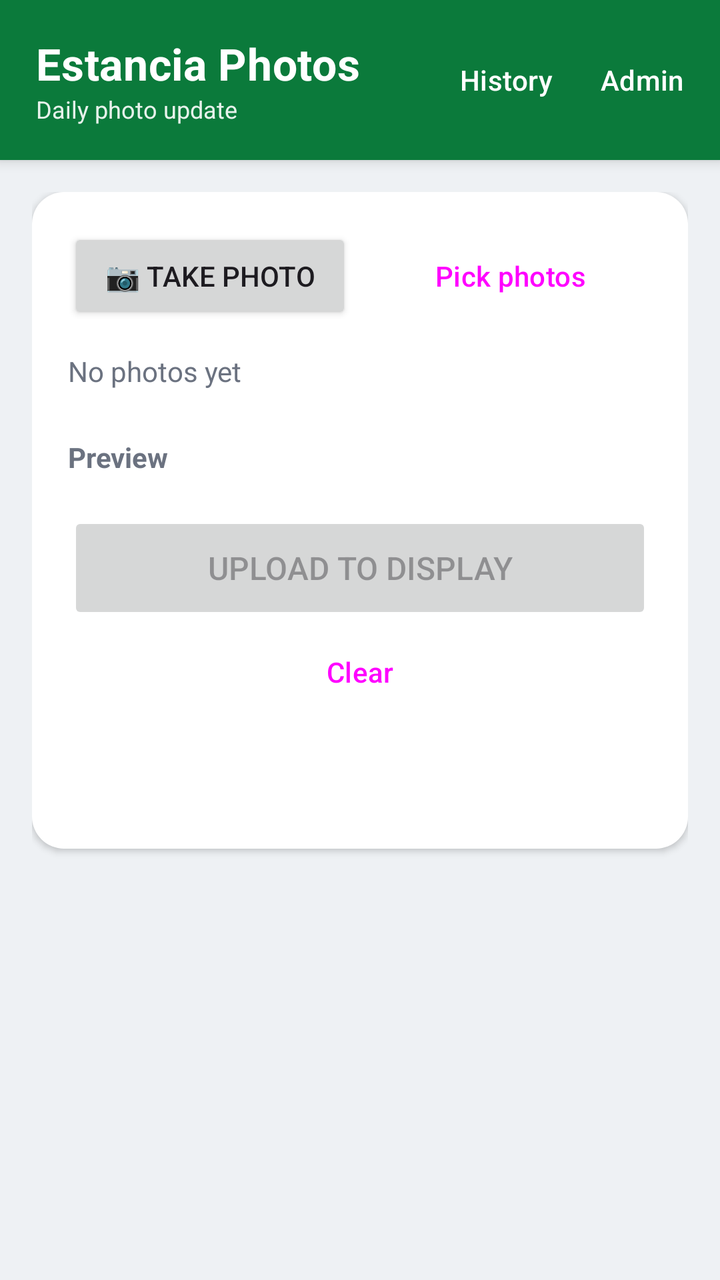
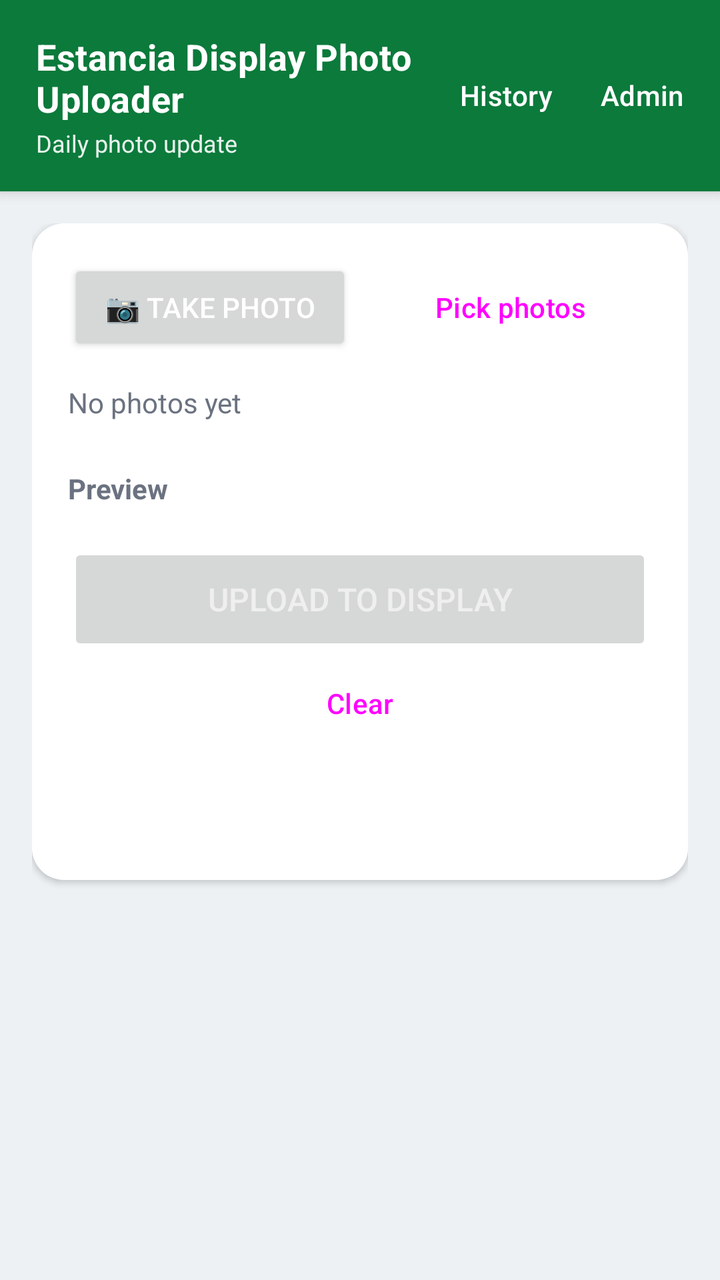

Screens rendered from an Android XML layout before and after an edit, with the pre-edit source and the edit as a unified diff.
<!-- AndroidManifest.xml: application theme Theme.EstanciaPhotos -->
<!-- res/layout/activity_main.xml -->
<?xml version="1.0" encoding="utf-8"?>
<LinearLayout xmlns:android="http://schemas.android.com/apk/res/android"
    xmlns:app="http://schemas.android.com/apk/res-auto"
    android:layout_width="match_parent"
    android:layout_height="match_parent"
    android:orientation="vertical"
    android:background="@color/bg">

    
    <LinearLayout
        android:id="@+id/header"
        android:layout_width="match_parent"
        android:layout_height="wrap_content"
        android:background="@color/green"
        android:orientation="horizontal"
        android:gravity="center_vertical"
        android:elevation="4dp"
        android:paddingStart="18dp"
        android:paddingEnd="6dp"
        android:paddingTop="16dp"
        android:paddingBottom="16dp">

        <LinearLayout
            android:layout_width="0dp"
            android:layout_height="wrap_content"
            android:layout_weight="1"
            android:orientation="vertical">
            <TextView
                android:id="@+id/teamName"
                android:layout_width="wrap_content"
                android:layout_height="wrap_content"
                android:text="@string/app_name"
                android:textColor="#FFFFFF"
                android:textSize="22sp"
                android:textStyle="bold"
                android:letterSpacing="0.01" />
            <TextView
                android:layout_width="wrap_content"
                android:layout_height="wrap_content"
                android:text="@string/daily_update"
                android:textColor="#E6FFFFFF"
                android:textSize="12sp" />
        </LinearLayout>

        <Button
            android:id="@+id/historyBtn"
            style="@style/Widget.Material3.Button.TextButton"
            android:layout_width="wrap_content"
            android:layout_height="wrap_content"
            android:minWidth="0dp"
            android:paddingStart="10dp"
            android:paddingEnd="10dp"
            android:text="@string/history"
            android:textColor="#FFFFFF" />

        <Button
            android:id="@+id/adminBtn"
            style="@style/Widget.Material3.Button.TextButton"
            android:layout_width="wrap_content"
            android:layout_height="wrap_content"
            android:minWidth="0dp"
            android:paddingStart="10dp"
            android:paddingEnd="10dp"
            android:text="@string/admin"
            android:textColor="#FFFFFF" />
    </LinearLayout>

    <ScrollView
        android:layout_width="match_parent"
        android:layout_height="match_parent"
        android:fillViewport="true">

        <LinearLayout
            android:layout_width="match_parent"
            android:layout_height="wrap_content"
            android:orientation="vertical"
            android:padding="16dp">

            
            <LinearLayout
                android:layout_width="match_parent"
                android:layout_height="wrap_content"
                android:orientation="vertical"
                android:background="@drawable/card_bg"
                android:elevation="2dp"
                android:padding="18dp">

                <LinearLayout
                    android:layout_width="match_parent"
                    android:layout_height="wrap_content"
                    android:orientation="horizontal">
                    <Button
                        android:id="@+id/takePhotoBtn"
                        android:layout_width="0dp"
                        android:layout_height="wrap_content"
                        android:layout_weight="1"
                        android:layout_marginEnd="8dp"
                        app:cornerRadius="12dp"
                        android:text="@string/take_photo" />
                    <Button
                        android:id="@+id/pickBtn"
                        style="@style/Widget.Material3.Button.TonalButton"
                        android:layout_width="0dp"
                        android:layout_height="wrap_content"
                        android:layout_weight="1"
                        app:cornerRadius="12dp"
                        android:text="@string/pick_photos" />
                </LinearLayout>

                <TextView
                    android:id="@+id/photoCount"
                    android:layout_width="wrap_content"
                    android:layout_height="wrap_content"
                    android:layout_marginTop="14dp"
                    android:text="@string/no_photos"
                    android:textColor="@color/muted" />

                <HorizontalScrollView
                    android:layout_width="match_parent"
                    android:layout_height="wrap_content"
                    android:layout_marginTop="8dp"
                    android:scrollbars="none">
                    <LinearLayout
                        android:id="@+id/thumbs"
                        android:layout_width="wrap_content"
                        android:layout_height="wrap_content"
                        android:orientation="horizontal" />
                </HorizontalScrollView>

                <TextView
                    android:layout_width="wrap_content"
                    android:layout_height="wrap_content"
                    android:layout_marginTop="16dp"
                    android:text="@string/preview"
                    android:textColor="@color/muted"
                    android:textStyle="bold" />

                <ImageView
                    android:id="@+id/preview"
                    android:layout_width="match_parent"
                    android:layout_height="wrap_content"
                    android:layout_marginTop="6dp"
                    android:adjustViewBounds="true"
                    android:background="#000000"
                    android:visibility="gone"
                    android:contentDescription="@string/preview" />

                <Button
                    android:id="@+id/uploadBtn"
                    android:layout_width="match_parent"
                    android:layout_height="56dp"
                    android:layout_marginTop="18dp"
                    android:enabled="false"
                    app:cornerRadius="14dp"
                    android:textSize="16sp"
                    android:text="@string/upload" />

                <Button
                    android:id="@+id/clearBtn"
                    style="@style/Widget.Material3.Button.TextButton"
                    android:layout_width="match_parent"
                    android:layout_height="wrap_content"
                    android:text="@string/clear" />

                <TextView
                    android:id="@+id/status"
                    android:layout_width="match_parent"
                    android:layout_height="wrap_content"
                    android:layout_marginTop="6dp"
                    android:minHeight="20dp"
                    android:textSize="14sp"
                    android:textStyle="bold" />

                <TextView
                    android:id="@+id/targetFile"
                    android:layout_width="match_parent"
                    android:layout_height="wrap_content"
                    android:layout_marginTop="4dp"
                    android:textColor="@color/muted"
                    android:textSize="12sp" />
            </LinearLayout>
        </LinearLayout>
    </ScrollView>
</LinearLayout>
<!-- resources referenced by this layout -->
<resources>
  <color name="bg">#EEF1F4</color>
  <color name="green">#0B7A3B</color>
  <color name="muted">#6B7280</color>
  <!-- drawable card_bg (drawable) -->
  <?xml version="1.0" encoding="utf-8"?>
  <shape xmlns:android="http://schemas.android.com/apk/res/android"
      android:shape="rectangle">
      <solid android:color="@color/card" />
      <corners android:radius="16dp" />
  </shape>
  <string name="admin">Admin</string>
  <string name="app_name">Estancia Photos</string>
  <string name="clear">Clear</string>
  <string name="daily_update">Daily photo update</string>
  <string name="history">History</string>
  <string name="no_photos">No photos yet</string>
  <string name="pick_photos">Pick photos</string>
  <string name="preview">Preview</string>
  <string name="take_photo">📷 Take photo</string>
  <string name="upload">Upload to display</string>
  <style name="Theme.EstanciaPhotos" parent="Theme.Material3.DayNight.NoActionBar">
          <item name="colorPrimary">@color/green</item>
          <item name="colorPrimaryDark">@color/green_dark</item>
          <item name="colorOnPrimary">@color/white</item>
          <item name="android:statusBarColor">@color/green_dark</item>
      </style>
  <color name="card">#FFFFFF</color>
  <color name="green_dark">#095F2E</color>
  <color name="white">#FFFFFF</color>
</resources>

<!-- the commit's change to res/layout/activity_main.xml (unified diff, before → after) -->
@@ -29,14 +29,17 @@
                 android:id="@+id/teamName"
                 android:layout_width="wrap_content"
                 android:layout_height="wrap_content"
-                android:text="@string/app_name"
+                android:text="@string/header_title"
                 android:textColor="#FFFFFF"
-                android:textSize="22sp"
+                android:textSize="18sp"
                 android:textStyle="bold"
+                android:maxLines="2"
                 android:letterSpacing="0.01" />
             <TextView
+                android:id="@+id/subtitle"
                 android:layout_width="wrap_content"
                 android:layout_height="wrap_content"
+                android:layout_marginTop="2dp"
                 android:text="@string/daily_update"
                 android:textColor="#E6FFFFFF"
                 android:textSize="12sp" />
@@ -96,6 +99,7 @@
                         android:layout_weight="1"
                         android:layout_marginEnd="8dp"
                         app:cornerRadius="12dp"
+                        android:textColor="@color/btn_text"
                         android:text="@string/take_photo" />
                     <Button
                         android:id="@+id/pickBtn"
@@ -153,6 +157,7 @@
                     android:enabled="false"
                     app:cornerRadius="14dp"
                     android:textSize="16sp"
+                    android:textColor="@color/btn_text"
                     android:text="@string/upload" />
 
                 <Button
<!-- resource entries referenced after the edit -->
@@ -11,9 +11,9 @@
       <corners android:radius="16dp" />
   </shape>
   <string name="admin">Admin</string>
-  <string name="app_name">Estancia Photos</string>
   <string name="clear">Clear</string>
   <string name="daily_update">Daily photo update</string>
+  <string name="header_title">Estancia Display Photo Uploader</string>
   <string name="history">History</string>
   <string name="no_photos">No photos yet</string>
   <string name="pick_photos">Pick photos</string>
